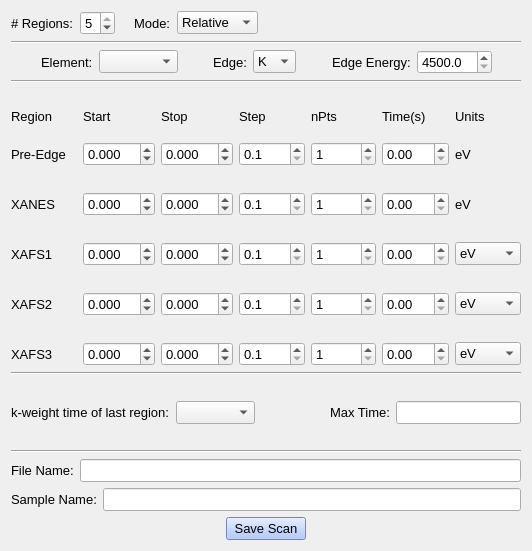
Before: the Qt Designer form srxgui/MainWindow/Parameters.ui in whishei/srxgui, drawn with Qt 5.
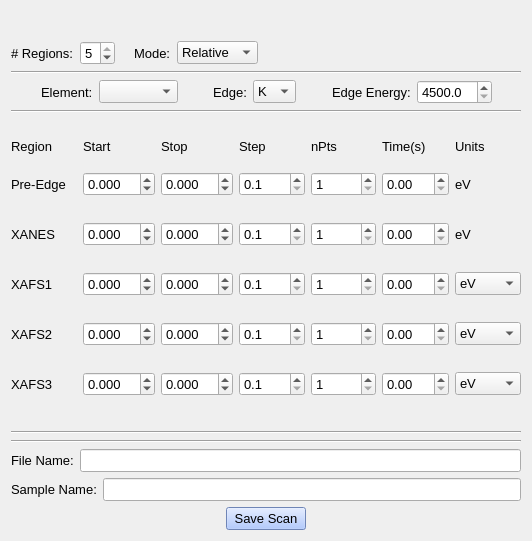
After: the same form once the commit is applied.

Diff of the .ui file:
```diff
--- a/srxgui/MainWindow/Parameters.ui
+++ b/srxgui/MainWindow/Parameters.ui
@@ -14,7 +14,31 @@
    <string>Form</string>
   </property>
   <layout class="QGridLayout" name="gridLayout">
-   <item row="3" column="0">
+   <item row="0" column="0">
+    <widget class="QLabel" name="label">
+     <property name="text">
+      <string/>
+     </property>
+    </widget>
+   </item>
+   <item row="6" column="0">
+    <widget class="QLabel" name="label_2">
+     <property name="text">
+      <string/>
+     </property>
+    </widget>
+   </item>
+   <item row="7" column="0">
+    <widget class="Line" name="line_3">
+     <property name="lineWidth">
+      <number>1</number>
+     </property>
+     <property name="orientation">
+      <enum>Qt::Horizontal</enum>
+     </property>
+    </widget>
+   </item>
+   <item row="4" column="0">
     <widget class="Line" name="line_6">
      <property name="lineWidth">
       <number>1</number>
@@ -24,32 +48,7 @@
      </property>
     </widget>
    </item>
-   <item row="10" column="0">
-    <layout class="QHBoxLayout" name="horizontalLayout_6">
-     <item>
-      <widget class="QLabel" name="label_28">
-       <property name="font">
-        <font>
-         <pointsize>10</pointsize>
-        </font>
-       </property>
-       <property name="text">
-        <string>File Name:</string>
-       </property>
-      </widget>
-     </item>
-     <item>
-      <widget class="QLineEdit" name="file_name">
-       <property name="font">
-        <font>
-         <pointsize>10</pointsize>
-        </font>
-       </property>
-      </widget>
-     </item>
-    </layout>
-   </item>
-   <item row="12" column="0">
+   <item row="11" column="0">
     <layout class="QHBoxLayout" name="horizontalLayout">
      <item>
       <spacer name="horizontalSpacer_4">
@@ -97,7 +96,57 @@
      </item>
     </layout>
    </item>
-   <item row="2" column="0">
+   <item row="9" column="0">
+    <layout class="QHBoxLayout" name="horizontalLayout_6">
+     <item>
+      <widget class="QLabel" name="label_28">
+       <property name="font">
+        <font>
+         <pointsize>10</pointsize>
+        </font>
+       </property>
+       <property name="text">
+        <string>File Name:</string>
+       </property>
+      </widget>
+     </item>
+     <item>
+      <widget class="QLineEdit" name="file_name">
+       <property name="font">
+        <font>
+         <pointsize>10</pointsize>
+        </font>
+       </property>
+      </widget>
+     </item>
+    </layout>
+   </item>
+   <item row="10" column="0">
+    <layout class="QHBoxLayout" name="horizontalLayout_7">
+     <item>
+      <widget class="QLabel" name="label_29">
+       <property name="font">
+        <font>
+         <pointsize>10</pointsize>
+        </font>
+       </property>
+       <property name="text">
+        <string>Sample Name:</string>
+       </property>
+      </widget>
+     </item>
+     <item>
+      <widget class="QLineEdit" name="sample_name">
+       <property name="font">
+        <font>
+         <pointsize>10</pointsize>
+        </font>
+       </property>
+      </widget>
+     </item>
+    </layout>
+   </item>
+   <item row="3" column="0">
     <layout class="QHBoxLayout" name="horizontalLayout_21">
      <item>
       <widget class="QLabel" name="label_5">
@@ -222,212 +271,6 @@
     </layout>
    </item>
    <item row="5" column="0">
-    <widget class="Line" name="line_3">
-     <property name="lineWidth">
-      <number>1</number>
-     </property>
-     <property name="orientation">
-      <enum>Qt::Horizontal</enum>
-     </property>
-    </widget>
-   </item>
-   <item row="11" column="0">
-    <layout class="QHBoxLayout" name="horizontalLayout_7">
-     <item>
-      <widget class="QLabel" name="label_29">
-       <property name="font">
-        <font>
-         <pointsize>10</pointsize>
-        </font>
-       </property>
-       <property name="text">
-        <string>Sample Name:</string>
-       </property>
-      </widget>
-     </item>
-     <item>
-      <widget class="QLineEdit" name="sample_name">
-       <property name="font">
-        <font>
-         <pointsize>10</pointsize>
-        </font>
-       </property>
-      </widget>
-     </item>
-    </layout>
-   </item>
-   <item row="0" column="0">
-    <layout class="QHBoxLayout" name="horizontalLayout_19">
-     <item>
-      <widget class="QLabel" name="label_83">
-       <property name="font">
-        <font>
-         <pointsize>10</pointsize>
-        </font>
-       </property>
-       <property name="text">
-        <string># Regions:</string>
-       </property>
-      </widget>
-     </item>
-     <item>
-      <widget class="QSpinBox" name="num_regions">
-       <property name="font">
-        <font>
-         <pointsize>10</pointsize>
-        </font>
-       </property>
-       <property name="minimum">
-        <number>1</number>
-       </property>
-       <property name="maximum">
-        <number>5</number>
-       </property>
-       <property name="value">
-        <number>5</number>
-       </property>
-      </widget>
-     </item>
-     <item>
-      <widget class="QLabel" name="label_82">
-       <property name="text">
-        <string/>
-       </property>
-      </widget>
-     </item>
-     <item>
-      <widget class="QLabel" name="label_81">
-       <property name="font">
-        <font>
-         <pointsize>10</pointsize>
-        </font>
-       </property>
-       <property name="text">
-        <string>Mode:</string>
-       </property>
-      </widget>
-     </item>
-     <item>
-      <widget class="QComboBox" name="mode">
-       <property name="font">
-        <font>
-         <pointsize>10</pointsize>
-        </font>
-       </property>
-       <item>
-        <property name="text">
-         <string>Relative</string>
-        </property>
-       </item>
-       <item>
-        <property name="text">
-         <string>Absolute</string>
-        </property>
-       </item>
-      </widget>
-     </item>
-     <item>
-      <spacer name="horizontalSpacer_2">
-       <property name="orientation">
-        <enum>Qt::Horizontal</enum>
-       </property>
-       <property name="sizeHint" stdset="0">
-        <size>
-         <width>40</width>
-         <height>20</height>
-        </size>
-       </property>
-      </spacer>
-     </item>
-    </layout>
-   </item>
-   <item row="7" column="0">
-    <layout class="QHBoxLayout" name="horizontalLayout_4">
-     <item>
-      <widget class="QLabel" name="label_24">
-       <property name="font">
-        <font>
-         <pointsize>10</pointsize>
-        </font>
-       </property>
-       <property name="text">
-        <string>k-weight time of last region:</string>
-       </property>
-      </widget>
-     </item>
-     <item>
-      <widget class="QComboBox" name="comboBox_4">
-       <property name="font">
-        <font>
-         <pointsize>10</pointsize>
-        </font>
-       </property>
-      </widget>
-     </item>
-     <item>
-      <widget class="QLabel" name="label_26">
-       <property name="text">
-        <string/>
-       </property>
-      </widget>
-     </item>
-     <item>
-      <spacer name="horizontalSpacer_3">
-       <property name="orientation">
-        <enum>Qt::Horizontal</enum>
-       </property>
-       <property name="sizeHint" stdset="0">
-        <size>
-         <width>40</width>
-         <height>20</height>
-        </size>
-       </property>
-      </spacer>
-     </item>
-     <item>
-      <widget class="QLabel" name="label_25">
-       <property name="font">
-        <font>
-         <pointsize>10</pointsize>
-        </font>
-       </property>
-       <property name="text">
-        <string>Max Time:</string>
-       </property>
-      </widget>
-     </item>
-     <item>
-      <widget class="QLineEdit" name="lineEdit_3">
-       <property name="font">
-        <font>
-         <pointsize>10</pointsize>
-        </font>
-       </property>
-      </widget>
-     </item>
-    </layout>
-   </item>
-   <item row="9" column="0">
-    <widget class="Line" name="line_4">
-     <property name="lineWidth">
-      <number>1</number>
-     </property>
-     <property name="orientation">
-      <enum>Qt::Horizontal</enum>
-     </property>
-    </widget>
-   </item>
-   <item row="1" column="0">
-    <widget class="Line" name="line_5">
-     <property name="lineWidth">
-      <number>1</number>
-     </property>
-     <property name="orientation">
-      <enum>Qt::Horizontal</enum>
-     </property>
-    </widget>
-   </item>
-   <item row="4" column="0">
     <layout class="QGridLayout" name="gridLayout_4">
      <item row="3" column="4">
       <widget class="QSpinBox" name="pe_npts">
@@ -1177,21 +1020,108 @@
      </item>
     </layout>
    </item>
+   <item row="1" column="0">
+    <layout class="QHBoxLayout" name="horizontalLayout_19">
+     <item>
+      <widget class="QLabel" name="label_83">
+       <property name="font">
+        <font>
+         <pointsize>10</pointsize>
+        </font>
+       </property>
+       <property name="text">
+        <string># Regions:</string>
+       </property>
+      </widget>
+     </item>
+     <item>
+      <widget class="QSpinBox" name="num_regions">
+       <property name="font">
+        <font>
+         <pointsize>10</pointsize>
+        </font>
+       </property>
+       <property name="minimum">
+        <number>1</number>
+       </property>
+       <property name="maximum">
+        <number>5</number>
+       </property>
+       <property name="value">
+        <number>5</number>
+       </property>
+      </widget>
+     </item>
+     <item>
+      <widget class="QLabel" name="label_82">
+       <property name="text">
+        <string/>
+       </property>
+      </widget>
+     </item>
+     <item>
+      <widget class="QLabel" name="label_81">
+       <property name="font">
+        <font>
+         <pointsize>10</pointsize>
+        </font>
+       </property>
+       <property name="text">
+        <string>Mode:</string>
+       </property>
+      </widget>
+     </item>
+     <item>
+      <widget class="QComboBox" name="mode">
+       <property name="font">
+        <font>
+         <pointsize>10</pointsize>
+        </font>
+       </property>
+       <item>
+        <property name="text">
+         <string>Relative</string>
+        </property>
+       </item>
+       <item>
+        <property name="text">
+         <string>Absolute</string>
+        </property>
+       </item>
+      </widget>
+     </item>
+     <item>
+      <spacer name="horizontalSpacer_2">
+       <property name="orientation">
+        <enum>Qt::Horizontal</enum>
+       </property>
+       <property name="sizeHint" stdset="0">
+        <size>
+         <width>40</width>
+         <height>20</height>
+        </size>
+       </property>
+      </spacer>
+     </item>
+    </layout>
+   </item>
    <item row="8" column="0">
-    <layout class="QHBoxLayout" name="horizontalLayout_2">
-     <item>
-      <widget class="QLabel" name="label">
-       <property name="text">
-        <string/>
-       </property>
-      </widget>
-     </item>
-    </layout>
+    <widget class="Line" name="line_4">
+     <property name="lineWidth">
+      <number>1</number>
+     </property>
+     <property name="orientation">
+      <enum>Qt::Horizontal</enum>
+     </property>
+    </widget>
    </item>
-   <item row="6" column="0">
-    <widget class="QLabel" name="label_2">
-     <property name="text">
-      <string/>
+   <item row="2" column="0">
+    <widget class="Line" name="line_5">
+     <property name="lineWidth">
+      <number>1</number>
+     </property>
+     <property name="orientation">
+      <enum>Qt::Horizontal</enum>
      </property>
     </widget>
    </item>
```
